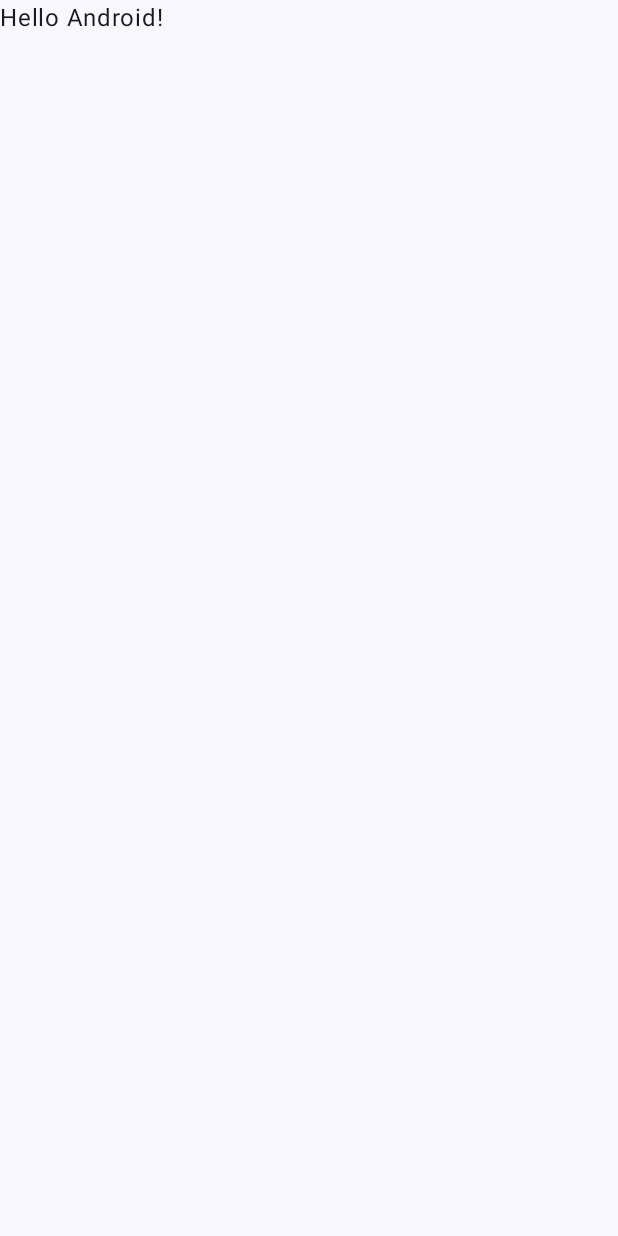
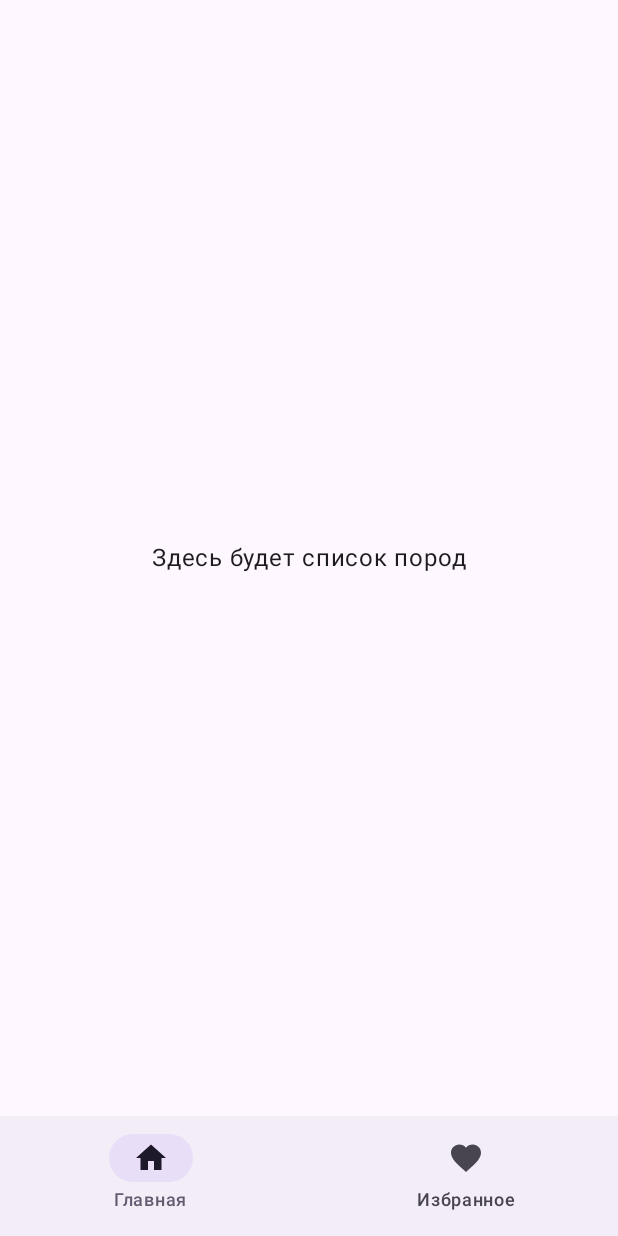
Before and after one commit to Maximaozh/DogBreedsGallery, an Android app built with Jetpack Compose: the screen it shows after launch (MainActivity), on a phone screen of 412 x 824 dp. Before the commit the screen is almost empty. Run offline under Robolectric (Android 15) with nearby library versions, the phone set to English and light mode, and no system bars; our stand-ins replace Navigation 3.

Commit message:
Фикс директорий + Подготовка мейн файла

```diff
--- a/app/src/main/data/repository/AppDependencies.kt
+++ b/app/src/main/java/com/example/dogbreedsgallery/AppDependencies.kt
@@ -7,14 +7,11 @@ import com.example.dogbreedsgallery.data.repository.BreedRepository
 
 object AppDependencies {
 
+    private lateinit var appContext: Context
+
     private val database: DogDatabase by lazy {
-        DogDatabase.getInstance(context)
+        DogDatabase.getInstance(appContext)
     }
-
-    private var context: Context? = null
-        get() = field ?: throw IllegalStateException(
-            "AppDependencies.init(context) не был вызван при старте приложения"
-        )
 
     val breedDao by lazy { database.breedDao() }
 
@@ -25,7 +22,14 @@ object AppDependencies {
         )
     }
 
-    fun init(appContext: Context) {
-        context = appContext.applicationContext
+
+    fun init(context: Context) {
+        appContext = context.applicationContext
+    }
+
+    private fun requireInited() {
+        check(::appContext.isInitialized) {
+            "AppDependencies.init(context) не был вызван при старте приложения"
+        }
     }
 }
--- a/app/src/main/java/com/example/dogbreedsgallery/MainActivity.kt
+++ b/app/src/main/java/com/example/dogbreedsgallery/MainActivity.kt
@@ -4,44 +4,132 @@ import android.os.Bundle
 import androidx.activity.ComponentActivity
 import androidx.activity.compose.setContent
 import androidx.activity.enableEdgeToEdge
+import androidx.compose.foundation.layout.Arrangement
+import androidx.compose.foundation.layout.Column
 import androidx.compose.foundation.layout.fillMaxSize
 import androidx.compose.foundation.layout.padding
+import androidx.compose.material.icons.Icons
+import androidx.compose.material.icons.filled.Favorite
+import androidx.compose.material.icons.filled.Home
+import androidx.compose.material3.Icon
+import androidx.compose.material3.MaterialTheme
+import androidx.compose.material3.NavigationBar
+import androidx.compose.material3.NavigationBarItem
 import androidx.compose.material3.Scaffold
 import androidx.compose.material3.Text
 import androidx.compose.runtime.Composable
+import androidx.compose.runtime.getValue
+import androidx.compose.runtime.mutableStateOf
+import androidx.compose.runtime.remember
+import androidx.compose.runtime.saveable.autoSaver
+import androidx.compose.runtime.saveable.rememberSaveable
+import androidx.compose.runtime.setValue
+import androidx.compose.runtime.snapshots.SnapshotStateList
+import androidx.compose.runtime.toMutableStateList
+import androidx.compose.ui.Alignment
 import androidx.compose.ui.Modifier
-import androidx.compose.ui.tooling.preview.Preview
-import com.example.dogbreedsgallery.ui.theme.DogBreedsGalleryTheme
+import androidx.navigation3.runtime.entryProvider
+import androidx.navigation3.ui.NavDisplay
+import com.example.dogbreedsgallery.navigation.NavKey
 
 class MainActivity : ComponentActivity() {
     override fun onCreate(savedInstanceState: Bundle?) {
         super.onCreate(savedInstanceState)
         enableEdgeToEdge()
+
+        AppDependencies.init(applicationContext)
+
         setContent {
-            DogBreedsGalleryTheme {
-                Scaffold(modifier = Modifier.fillMaxSize()) { innerPadding ->
-                    Greeting(
-                        name = "Android",
-                        modifier = Modifier.padding(innerPadding)
-                    )
-                }
+            MaterialTheme {
+                DogBreedsApp()
             }
         }
     }
 }
+@Composable
+fun DogBreedsApp() {
+    val backStack: SnapshotStateList<NavKey> = rememberSaveable(saver = autoSaver()) {
+        listOf<NavKey>(NavKey.BreedList).toMutableStateList()
+    }
+
+    var selectedTab by remember { mutableStateOf<NavKey>(NavKey.BreedList) }
+
+    Scaffold(
+        modifier = Modifier.fillMaxSize(),
+        bottomBar = {
+            NavigationBar {
+                NavigationBarItem(
+                    selected = selectedTab == NavKey.BreedList,
+                    onClick = {
+                        selectedTab = NavKey.BreedList
+                        backStack.clear()
+                        backStack.add(NavKey.BreedList)
+                    },
+                    icon = { Icon(Icons.Default.Home, contentDescription = "Главная") },
+                    label = { Text("Главная") }
+                )
+                NavigationBarItem(
+                    selected = selectedTab == NavKey.Favorites,
+                    onClick = {
+                        selectedTab = NavKey.Favorites
+                        backStack.clear()
+                        backStack.add(NavKey.Favorites)
+                    },
+                    icon = { Icon(Icons.Default.Favorite, contentDescription = "Избранное") },
+                    label = { Text("Избранное") }
+                )
+            }
+        }
+    ) { innerPadding ->
+        NavDisplay(
+            backStack = backStack,
+            modifier = Modifier
+                .fillMaxSize()
+                .padding(innerPadding),
+            entryProvider = entryProvider {
+                entry<NavKey.BreedList> {
+                    BreedListScreenPlaceholder()
+                }
+                entry<NavKey.BreedDetails> { key ->
+                    BreedDetailsScreenPlaceholder(breedId = key.breedId)
+                }
+                entry<NavKey.Favorites> {
+                    FavoritesScreenPlaceholder()
+                }
+            }
+        )
+    }
+}
 
 @Composable
-fun Greeting(name: String, modifier: Modifier = Modifier) {
-    Text(
-        text = "Hello $name!",
-        modifier = modifier
-    )
+fun BreedListScreenPlaceholder() {
+    Column(
+        modifier = Modifier.fillMaxSize(),
+        verticalArrangement = Arrangement.Center,
+        horizontalAlignment = Alignment.CenterHorizontally
+    ) {
+        Text("Здесь будет список пород")
+    }
 }
 
-@Preview(showBackground = true)
 @Composable
-fun GreetingPreview() {
-    DogBreedsGalleryTheme {
-        Greeting("Android")
+fun BreedDetailsScreenPlaceholder(breedId: Int) {
+    Column(
+        modifier = Modifier.fillMaxSize(),
+        verticalArrangement = Arrangement.Center,
+        horizontalAlignment = Alignment.CenterHorizontally
+    ) {
+        Text("Детали породы #$breedId")
     }
 }
+
+@Composable
+fun FavoritesScreenPlaceholder() {
+    Column(
+        modifier = Modifier.fillMaxSize(),
+        verticalArrangement = Arrangement.Center,
+        horizontalAlignment = Alignment.CenterHorizontally
+    ) {
+        Text("Здесь будут избранные породы")
+    }
+}
--- a/app/src/main/data/repository/BreedRepository.kt
+++ b/app/src/main/java/com/example/dogbreedsgallery/data/repository/BreedRepository.kt
@@ -5,6 +5,7 @@ import com.example.dogbreedsgallery.data.local.BreedEntity
 import com.example.dogbreedsgallery.data.remote.DogApiService
 import com.example.dogbreedsgallery.data.remote.dto.BreedImageDto
 import kotlinx.coroutines.flow.Flow
+import kotlinx.coroutines.flow.first
 import kotlinx.coroutines.flow.flow
 
 class BreedRepository(
--- /dev/null
+++ b/app/src/main/java/com/example/dogbreedsgallery/navigation/NavKey.kt
@@ -0,0 +1,16 @@
+package com.example.dogbreedsgallery.navigation
+
+import kotlinx.serialization.Serializable
+
+@Serializable
+sealed interface NavKey {
+
+    @Serializable
+    data object BreedList : NavKey
+
+    @Serializable
+    data class BreedDetails(val breedId: Int) : NavKey
+
+    @Serializable
+    data object Favorites : NavKey
+}
--- a/gradle/libs.versions.toml
+++ b/gradle/libs.versions.toml
@@ -20,7 +20,7 @@ okhttp = "4.12.0"
 moshi = "1.15.2"
 coil = "2.7.0"
 materialIconsExtended = "1.7.8"
-
+kotlinxSerialization = "1.7.3"
 
 [libraries]
 androidx-core-ktx = { group = "androidx.core", name = "core-ktx", version.ref = "coreKtx" }
@@ -54,10 +54,11 @@ moshi-kotlin-codegen = { group = "com.squareup.moshi", name = "moshi-kotlin-code
 coil-compose = { group = "io.coil-kt", name = "coil-compose", version.ref = "coil" }
 kotlinx-coroutines-android = { group = "org.jetbrains.kotlinx", name = "kotlinx-coroutines-android", version.ref = "coroutines" }
 androidx-compose-material-icons-extended = { group = "androidx.compose.material", name = "material-icons-extended", version.ref = "materialIconsExtended" }
-
+kotlinx-serialization-json = { group = "org.jetbrains.kotlinx", name = "kotlinx-serialization-json", version.ref = "kotlinxSerialization" }
 
 [plugins]
 android-application = { id = "com.android.application", version.ref = "agp" }
 kotlin-compose = { id = "org.jetbrains.kotlin.plugin.compose", version.ref = "kotlin" }
+kotlin-serialization = { id = "org.jetbrains.kotlin.plugin.serialization", version.ref = "kotlin" }
 
 ksp = { id = "com.google.devtools.ksp", version.ref = "ksp" }
```
Also changed, not shown: app/build.gradle.kts (+15 -0 lines), app/src/main/java/com/example/dogbreedsgallery/data/remote/NetworkModule.kt (renamed from app/src/main/data/remote/NetworkModule.kt, +15 -0 lines), app/src/main/java/com/example/dogbreedsgallery/data/local/BreedDao.kt (renamed from app/src/main/data/local/BreedDao.kt), app/src/main/java/com/example/dogbreedsgallery/data/local/BreedEntity.kt (renamed from app/src/main/data/local/BreedEntity.kt), app/src/main/java/com/example/dogbreedsgallery/data/local/BreedImageEntity.kt (renamed from app/src/main/data/local/BreedImageEntity.kt), app/src/main/java/com/example/dogbreedsgallery/data/local/DogDatabase.kt (renamed from app/src/main/data/local/DogDatabase.kt), app/src/main/java/com/example/dogbreedsgallery/data/remote/DogApiService.kt (renamed from app/src/main/data/remote/DogApiService.kt), app/src/main/java/com/example/dogbreedsgallery/data/remote/dto/BreedDto.kt (renamed from app/src/main/data/remote/dto/BreedDto.kt), app/src/main/java/com/example/dogbreedsgallery/data/remote/dto/BreedImageDto.kt (renamed from app/src/main/data/remote/dto/BreedImageDto.kt), app/src/main/java/com/example/dogbreedsgallery/data/repository/BreedImageResult.kt (renamed from app/src/main/data/repository/BreedImageResult.kt), app/src/main/java/com/example/dogbreedsgallery/data/repository/Result.kt (renamed from app/src/main/data/repository/Result.kt).
